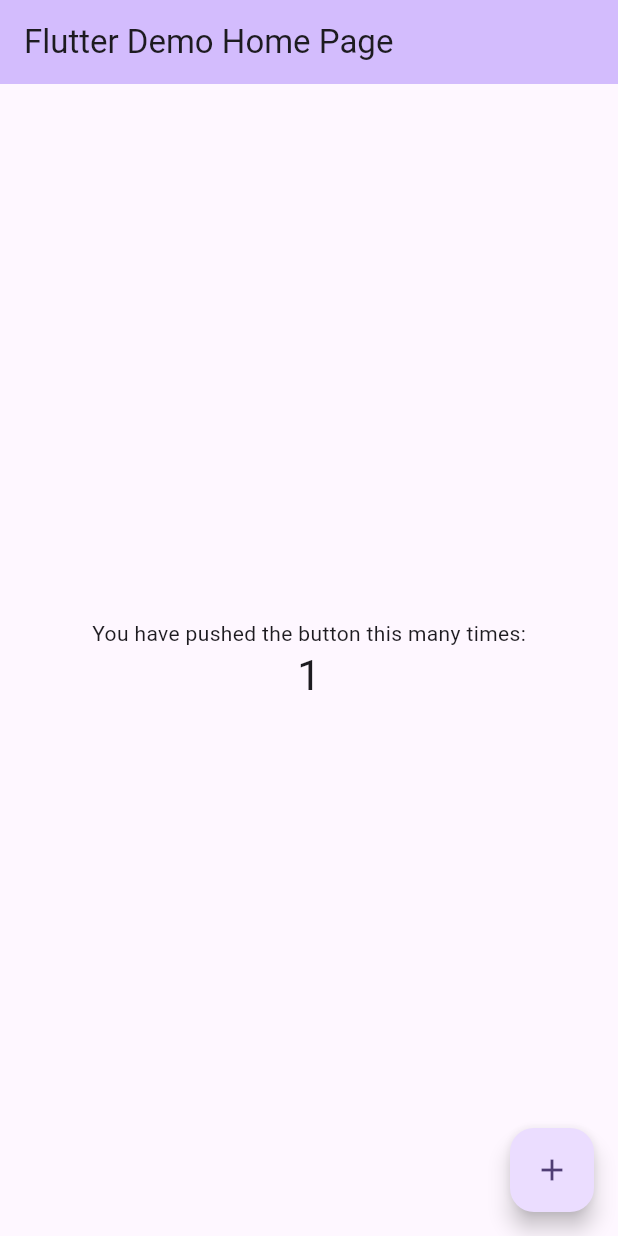
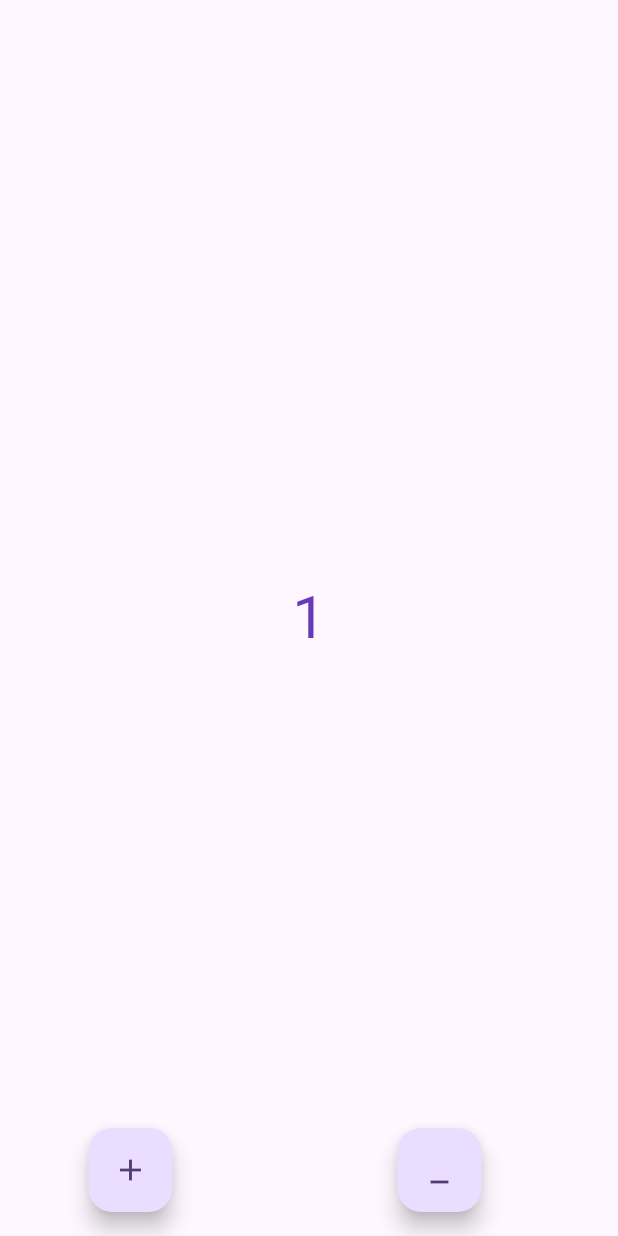
Before and after one commit to aliemranjazib-zz/bloc_justflutter, a Flutter app: the screen it shows after launch, after a tap on the "add" icon, on a phone screen of 412 x 824 dp. Run offline on Flutter 3.47's test engine with Material 2 defaults, Android fonts, the phone set to English and light mode, and no system bars; our stand-ins replace flutter_bloc.

Commit message:
counter_cubit_project

```diff
--- /dev/null
+++ b/cubit_counter_project/lib/counter_cubit.dart
@@ -0,0 +1,15 @@
+import 'package:flutter_bloc/flutter_bloc.dart';
+
+class CounterCubit extends Cubit<int> {
+  CounterCubit(int initailState) : super(initailState);
+
+  increament() {
+    emit(state + 1);
+  }
+
+  decreament() {
+    if (state > 5) {
+      emit(state - 1);
+    }
+  }
+}
--- /dev/null
+++ b/cubit_counter_project/lib/home_page.dart
@@ -0,0 +1,38 @@
+import 'package:cubit_counter_project/counter_cubit.dart';
+import 'package:flutter/material.dart';
+import 'package:flutter_bloc/flutter_bloc.dart';
+
+class HomePage extends StatelessWidget {
+  const HomePage({super.key});
+
+  @override
+  Widget build(BuildContext context) {
+    return Scaffold(
+      floatingActionButton: Row(
+        mainAxisAlignment: MainAxisAlignment.spaceAround,
+        children: [
+          FloatingActionButton(
+            onPressed: () {
+              BlocProvider.of<CounterCubit>(context).increament();
+            },
+            child: const Icon(Icons.add),
+          ),
+          FloatingActionButton(
+            onPressed: () {
+              BlocProvider.of<CounterCubit>(context).decreament();
+            },
+            child: const Icon(Icons.minimize_outlined),
+          ),
+        ],
+      ),
+      body: Center(child: BlocBuilder<CounterCubit, int>(
+        builder: (context, state) {
+          return Text(
+            "$state",
+            style: TextStyle(fontSize: 40, color: Colors.deepPurple),
+          );
+        },
+      )),
+    );
+  }
+}
--- a/cubit_counter_project/lib/main.dart
+++ b/cubit_counter_project/lib/main.dart
@@ -1,4 +1,7 @@
+import 'package:cubit_counter_project/counter_cubit.dart';
+import 'package:cubit_counter_project/home_page.dart';
 import 'package:flutter/material.dart';
+import 'package:flutter_bloc/flutter_bloc.dart';
 
 void main() {
   runApp(const MyApp());
@@ -10,29 +13,15 @@ class MyApp extends StatelessWidget {
   // This widget is the root of your application.
   @override
   Widget build(BuildContext context) {
-    return MaterialApp(
-      title: 'Flutter Demo',
-      theme: ThemeData(
-        // This is the theme of your application.
-        //
-        // TRY THIS: Try running your application with "flutter run". You'll see
-        // the application has a blue toolbar. Then, without quitting the app,
-        // try changing the seedColor in the colorScheme below to Colors.green
-        // and then invoke "hot reload" (save your changes or press the "hot
-        // reload" button in a Flutter-supported IDE, or press "r" if you used
-        // the command line to start the app).
-        //
-        // Notice that the counter didn't reset back to zero; the application
-        // state is not lost during the reload. To reset the state, use hot
-        // restart instead.
-        //
-        // This works for code too, not just values: Most code changes can be
-        // tested with just a hot reload.
-        colorScheme: ColorScheme.fromSeed(seedColor: Colors.deepPurple),
-        useMaterial3: true,
-      ),
-      home: const MyHomePage(title: 'Flutter Demo Home Page'),
-    );
+    return BlocProvider(
+        create: (context) => CounterCubit(0),
+        child: MaterialApp(
+            title: 'Flutter Demo',
+            theme: ThemeData(
+              colorScheme: ColorScheme.fromSeed(seedColor: Colors.deepPurple),
+              useMaterial3: true,
+            ),
+            home: HomePage()));
   }
 }
 
--- a/cubit_counter_project/pubspec.yaml
+++ b/cubit_counter_project/pubspec.yaml
@@ -35,6 +35,7 @@ dependencies:
   # The following adds the Cupertino Icons font to your application.
   # Use with the CupertinoIcons class for iOS style icons.
   cupertino_icons: ^1.0.2
+  flutter_bloc: ^8.1.3
 
 dev_dependencies:
   flutter_test:
```
Also changed, not shown: cubit_counter_project/pubspec.lock.
